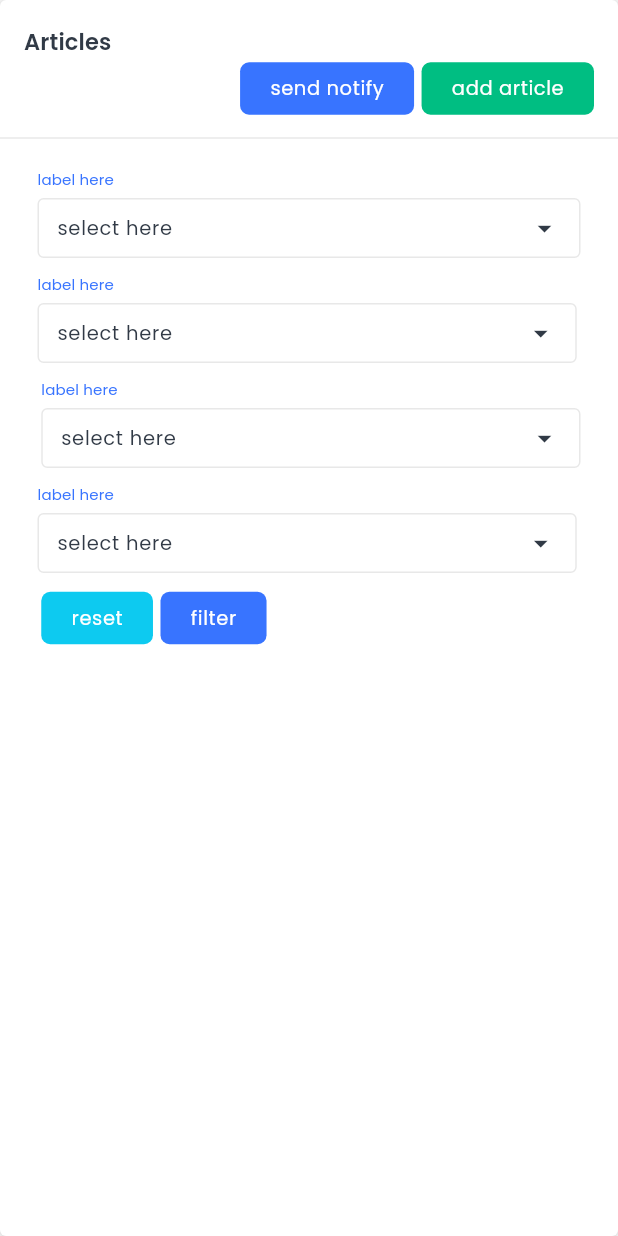
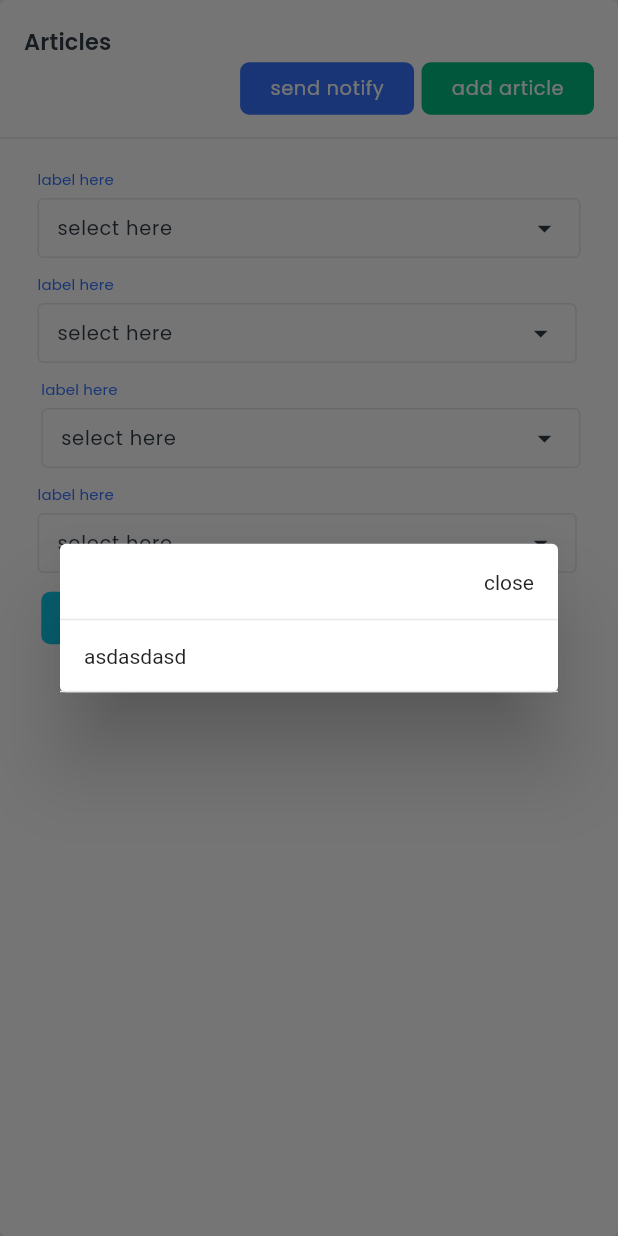
Before and after one commit to Amina-UC-Dev/web-test, a Flutter app: the NewsFeedsArticlesListWidget widget shown alone on an empty page, opened directly with empty values, after a tap on "send notify", on a phone screen of 412 x 824 dp. Run offline on Flutter 3.47's test engine with Material 2 defaults, Android fonts, the phone set to English and light mode, and no system bars; our stand-ins replace flutter_svg, fluttertoast, get, google_fonts, shared_preferences, syncfusion_flutter_charts and 2 more; accounts and stored records are empty; project files that could hold a hidden picture were left out.

Commit message:
updated files

```diff
--- a/lib/screen/news_feeds/news_feeds_articles/widget/news_feeds_articles_widgets.dart
+++ b/lib/screen/news_feeds/news_feeds_articles/widget/news_feeds_articles_widgets.dart
@@ -3,17 +3,16 @@ import 'package:beonchat_admin/const/styles.dart';
 import 'package:beonchat_admin/const/text_size.dart';
 import 'package:beonchat_admin/model/news_feeds/news_feeds_articles_all_model.dart';
 import 'package:beonchat_admin/provider/news_feeds/news_feeds_articles_provider.dart';
-import 'package:beonchat_admin/widget/button/button.dart';
 import 'package:beonchat_admin/widget/responsive/my_flex.dart';
 import 'package:beonchat_admin/widget/responsive/my_flex_item.dart';
 import 'package:beonchat_admin/widget/table/table.dart';
+import 'package:beonchat_admin/widget/textfield/textfield.dart';
 import 'package:beonchat_admin/widget/util/my_button.dart';
 import 'package:beonchat_admin/widget/util/my_card.dart';
 import 'package:beonchat_admin/widget/util/my_container.dart';
 import 'package:beonchat_admin/widget/util/my_shadow.dart';
 import 'package:beonchat_admin/widget/util/my_spacing.dart';
 import 'package:flutter/material.dart';
-import 'package:get/get_utils/get_utils.dart';
 import 'package:provider/provider.dart';
 
 class NewsFeedsArticlesListWidget extends StatelessWidget {
@@ -21,14 +20,6 @@ class NewsFeedsArticlesListWidget extends StatelessWidget {
 
   final bool dark;
   final int type;
-
-  OutlineInputBorder get outlineInputBorder => OutlineInputBorder(
-    borderRadius: BorderRadius.all(Radius.circular(4)),
-    borderSide: BorderSide(
-        width: 1,
-        strokeAlign: 0,
-        color: Colours().appBarOnBgColor(dark),
-  ));
 
   @override
   Widget build(BuildContext context) {
@@ -72,7 +63,9 @@ class NewsFeedsArticlesListWidget extends StatelessWidget {
                       runSpacing: 0,
                       children: [
                         MyButton(
-                          onPressed: () {},
+                          onPressed: () {
+                            AlertDialog().show(context: context);
+                          },
                           elevation: 0,
                           padding: MySpacing.xy(20, 16),
                           backgroundColor: Colours().blue,
@@ -123,9 +116,14 @@ class NewsFeedsArticlesListWidget extends StatelessWidget {
                 TextFormField(
                   decoration: InputDecoration(
                       hintText: "First Name",
-                      hintStyle: MyTextStyle.bodySmall(xMuted: true),
-                      border: outlineInputBorder,
-                      enabledBorder: outlineInputBorder,
+                      hintStyle: Styles().text(
+                        textType: MyTextType.bodySmall,
+                        color: Colours().appBarOnBgColor(dark),
+                        fontW: FontWeight.w400,
+                        size: 13,
+                      ),
+                      border: outlineInputBorder(dark),
+                      enabledBorder: outlineInputBorder(dark),
                       focusedBorder: focusedInputBorder,
                       contentPadding: MySpacing.all(16),
                       isCollapsed: true,
@@ -290,17 +288,17 @@ class NewsFeedsArticlesDataTableWidget extends StatelessWidget {
         //arrowHeadColor: Colours().grey2,
         source: newsFeedsPro.newsFeedsArticleListData!,
         columns: [
-          DataColumn(label: TableRowHead( label: "id", dark: dark)),
-          DataColumn(label: TableRowHead( label: "type", dark: dark)),
-          DataColumn(label: TableRowHead( label: "category", dark: dark)),
-          DataColumn(label: TableRowHead( label: "sort", dark: dark)),
-          DataColumn(label: TableRowHead( label: "title", dark: dark)),
-          DataColumn(label: TableRowHead( label: "description", dark: dark)),
-          DataColumn(label: TableRowHead( label: "ads title", dark: dark)),
-          DataColumn(label: TableRowHead( label: "article date", dark: dark)),
-          DataColumn(label: TableRowHead( label: "date created", dark: dark)),
-          DataColumn(label: TableRowHead( label: "action", dark: dark)),
-          DataColumn(label: TableRowHead( label: "action", dark: dark)),
+          DataColumn(label: TableRowHead(label: "id", dark: dark)),
+          DataColumn(label: TableRowHead(label: "type", dark: dark)),
+          DataColumn(label: TableRowHead(label: "category", dark: dark)),
+          DataColumn(label: TableRowHead(label: "sort", dark: dark)),
+          DataColumn(label: TableRowHead(label: "title", dark: dark)),
+          DataColumn(label: TableRowHead(label: "description", dark: dark)),
+          DataColumn(label: TableRowHead(label: "ads title", dark: dark)),
+          DataColumn(label: TableRowHead(label: "article date", dark: dark)),
+          DataColumn(label: TableRowHead(label: "date created", dark: dark)),
+          DataColumn(label: TableRowHead(label: "action", dark: dark)),
+          DataColumn(label: TableRowHead(label: "action", dark: dark)),
         ],
         columnSpacing: 25,
         horizontalMargin: 28,
@@ -387,3 +385,49 @@ class NewsFeedsArticleDataTableSource extends DataTableSource {
     );
   }
 }
+
+class AlertDialog {
+  show({required BuildContext context}) {
+    return showDialog(
+      context: context,
+      barrierDismissible: false,
+      builder: (ctx) {
+        return Dialog(
+          child: SizedBox(
+            width: 400,
+            child: Column(
+              mainAxisSize: MainAxisSize.min,
+              crossAxisAlignment: CrossAxisAlignment.start,
+              children: [
+                Padding(
+                  padding: MySpacing.all(16),
+                  child: Row(
+                    children: [
+                      Expanded(
+                          child: Text("static dialog",
+                              maxLines: 1,
+                              overflow: TextOverflow.ellipsis,
+                              style: Styles().text(
+                                textType: MyTextType.labelMedium,
+                                color: Colours().white,
+                                fontW: FontWeight.w400,
+                                size: 13,
+                              ))),
+                      InkWell(onTap: () => Navigator.pop(context), child: Text('close'))
+                    ],
+                  ),
+                ),
+                const Divider(height: 0, thickness: 1),
+                Padding(
+                  padding: MySpacing.all(16),
+                  child: Text("asdasdasd"),
+                ),
+                const Divider(height: 0, thickness: 1),
+              ],
+            ),
+          ),
+        );
+      },
+    );
+  }
+}
--- a/lib/widget/textfield/textfield.dart
+++ b/lib/widget/textfield/textfield.dart
@@ -4,6 +4,21 @@ import 'package:beonchat_admin/const/text_size.dart';
 import 'package:flutter/material.dart';
 import 'package:flutter/services.dart';
 import 'package:get/get.dart';
+
+OutlineInputBorder outlineInputBorder(bool dark) {
+  return OutlineInputBorder(
+      borderRadius: BorderRadius.all(Radius.circular(4)),
+      borderSide: BorderSide(
+        width: 1,
+        strokeAlign: 0,
+        color: Colours().appBarOnBgColor(dark),
+      ));
+}
+
+OutlineInputBorder get focusedInputBorder => OutlineInputBorder(
+      borderRadius: BorderRadius.all(Radius.circular(4)),
+      borderSide: BorderSide(width: 1, color: Colours().blue),
+    );
 
 class TextFieldWidget {
   hintTextField({
@@ -38,19 +53,12 @@ class TextFieldWidget {
         onFieldSubmitted: onSubmit,
         validator: validator,
         obscureText: obscure,
-        style: Styles().text(
-          textType: MyTextType.bodyMedium,
-            fontW: FontWeight.w400,
-            color: textColor,
-            size: textSize ?? (type == 1 ? 16 : 17)),
+        style: Styles().text(textType: MyTextType.bodyMedium, fontW: FontWeight.w400, color: textColor, size: textSize ?? (type == 1 ? 16 : 17)),
         decoration: InputDecoration(
             errorStyle: const TextStyle(height: 0),
             hintText: hintText.tr,
-            hintStyle: Styles().text(
-              textType: MyTextType.bodyMedium,
-                fontW: FontWeight.w400,
-                color: Colours().grey,
-                size: hintSize ?? (type == 1 ? 16 : 17)),
+            hintStyle: Styles()
+                .text(textType: MyTextType.bodyMedium, fontW: FontWeight.w400, color: Colours().grey, size: hintSize ?? (type == 1 ? 16 : 17)),
             enabledBorder: OutlineInputBorder(
               borderRadius: BorderRadius.circular(100),
               borderSide: BorderSide(color: Colours().grey, width: 1),
@@ -59,9 +67,8 @@ class TextFieldWidget {
               borderRadius: BorderRadius.circular(100),
               borderSide: BorderSide(color: Colours().primary, width: 1),
             ),
-            focusedErrorBorder: OutlineInputBorder(
-                borderRadius: BorderRadius.circular(100),
-                borderSide: BorderSide(width: 1, color: Colours().primary)),
+            focusedErrorBorder:
+                OutlineInputBorder(borderRadius: BorderRadius.circular(100), borderSide: BorderSide(width: 1, color: Colours().primary)),
             contentPadding: EdgeInsets.symmetric(horizontal: 15)),
       ),
     );
--- a/pubspec.yaml
+++ b/pubspec.yaml
@@ -46,6 +46,7 @@ dependencies:
   google_fonts:
   responsive_grid_list:
   syncfusion_flutter_charts: ^20.1.52
+  lucide_icons:
 
 dev_dependencies:
   flutter_test:
```
Also changed, not shown: pubspec.lock.
